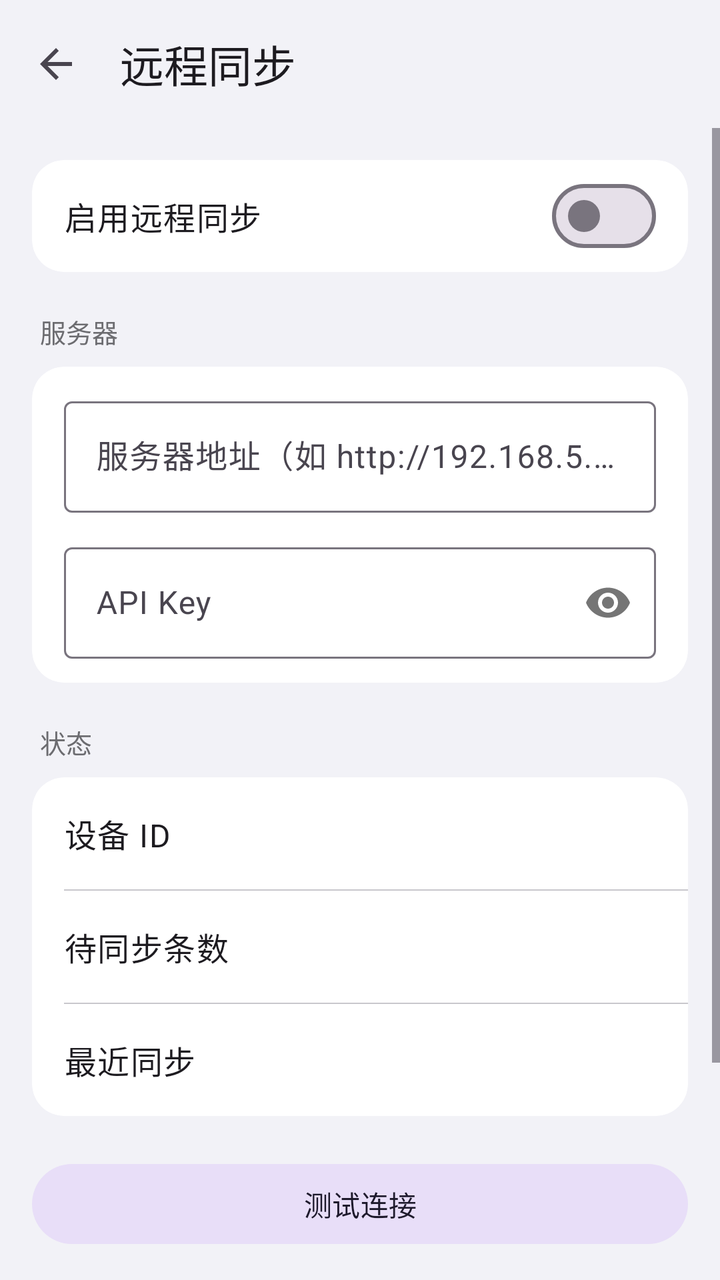
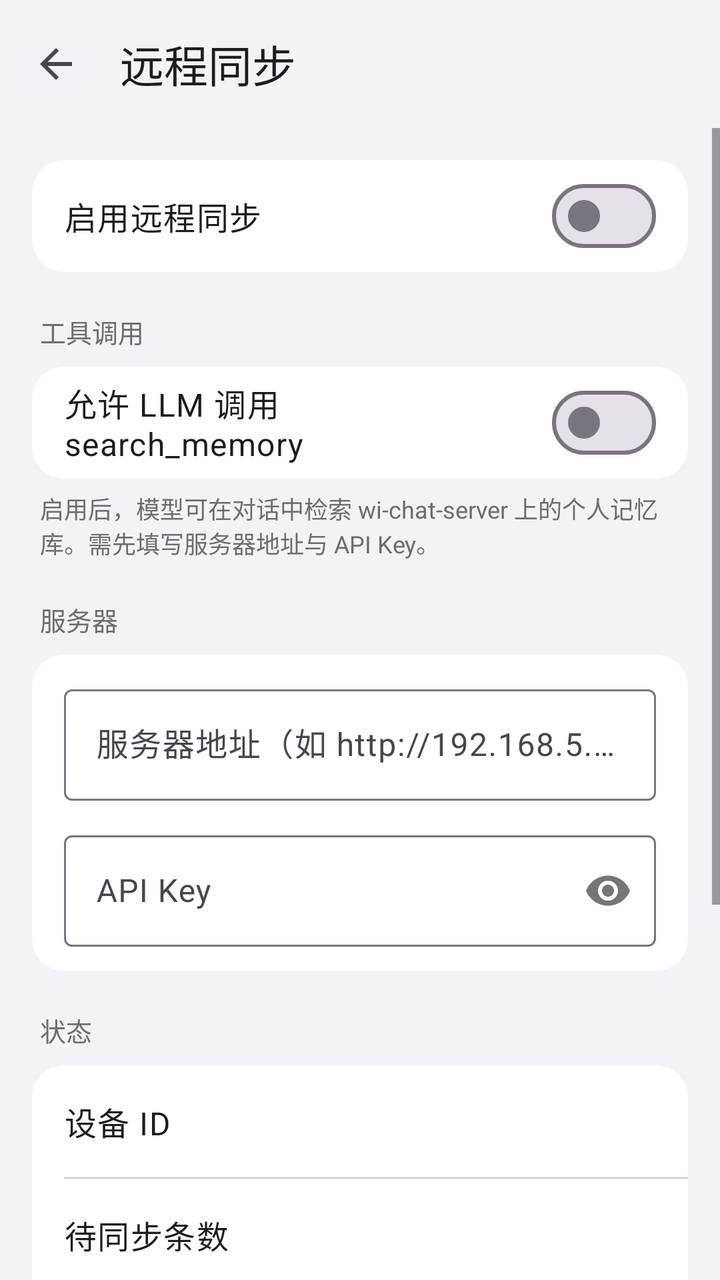

Two renders of the same Android screen: before a commit and after it. Below are the layout's source before the change and the commit's diff.
<!-- AndroidManifest.xml: activity theme Theme.AIChat -->
<!-- res/layout/activity_remote_sync_settings.xml -->
<?xml version="1.0" encoding="utf-8"?>
<LinearLayout xmlns:android="http://schemas.android.com/apk/res/android"
    xmlns:app="http://schemas.android.com/apk/res-auto"
    android:layout_width="match_parent"
    android:layout_height="match_parent"
    android:orientation="vertical"
    android:background="@color/ios_grouped_bg">

    <com.google.android.material.appbar.MaterialToolbar
        android:id="@+id/toolbar"
        android:layout_width="match_parent"
        android:layout_height="?attr/actionBarSize"
        android:background="@color/ios_grouped_bg"
        app:elevation="0dp"
        app:title="@string/remote_sync_settings"
        app:navigationIcon="?attr/homeAsUpIndicator" />

    <ScrollView
        android:layout_width="match_parent"
        android:layout_height="0dp"
        android:layout_weight="1"
        android:fillViewport="true">

        <LinearLayout
            android:layout_width="match_parent"
            android:layout_height="wrap_content"
            android:orientation="vertical"
            android:paddingBottom="32dp">

            
            <com.google.android.material.card.MaterialCardView
                android:layout_width="match_parent"
                android:layout_height="wrap_content"
                android:layout_marginStart="16dp"
                android:layout_marginEnd="16dp"
                android:layout_marginTop="16dp"
                app:cardElevation="0dp"
                app:cardBackgroundColor="@color/ios_cell_bg"
                app:cardCornerRadius="16dp"
                app:strokeWidth="0dp">

                <com.google.android.material.materialswitch.MaterialSwitch
                    android:id="@+id/switchRemoteSyncEnabled"
                    android:layout_width="match_parent"
                    android:layout_height="wrap_content"
                    android:minHeight="56dp"
                    android:paddingStart="16dp"
                    android:paddingEnd="16dp"
                    android:text="@string/remote_sync_enabled"
                    android:textAppearance="?attr/textAppearanceBodyLarge" />
            </com.google.android.material.card.MaterialCardView>

            
            <TextView
                android:layout_width="match_parent"
                android:layout_height="wrap_content"
                android:text="@string/remote_sync_server_section"
                android:textSize="13sp"
                android:textColor="@color/ios_section_label"
                android:paddingStart="20dp"
                android:paddingEnd="20dp"
                android:paddingTop="20dp"
                android:paddingBottom="8dp" />

            <com.google.android.material.card.MaterialCardView
                android:layout_width="match_parent"
                android:layout_height="wrap_content"
                android:layout_marginStart="16dp"
                android:layout_marginEnd="16dp"
                app:cardElevation="0dp"
                app:cardBackgroundColor="@color/ios_cell_bg"
                app:cardCornerRadius="16dp"
                app:strokeWidth="0dp">

                <LinearLayout
                    android:layout_width="match_parent"
                    android:layout_height="wrap_content"
                    android:orientation="vertical"
                    android:paddingStart="16dp"
                    android:paddingEnd="16dp"
                    android:paddingTop="12dp"
                    android:paddingBottom="12dp">

                    <com.google.android.material.textfield.TextInputLayout
                        android:layout_width="match_parent"
                        android:layout_height="wrap_content"
                        android:hint="@string/remote_sync_base_url_hint"
                        app:boxBackgroundMode="outline">

                        <com.google.android.material.textfield.TextInputEditText
                            android:id="@+id/editRemoteSyncBaseUrl"
                            android:layout_width="match_parent"
                            android:layout_height="wrap_content"
                            android:inputType="textUri"
                            android:singleLine="true" />
                    </com.google.android.material.textfield.TextInputLayout>

                    <com.google.android.material.textfield.TextInputLayout
                        android:layout_width="match_parent"
                        android:layout_height="wrap_content"
                        android:layout_marginTop="12dp"
                        android:hint="@string/remote_sync_api_key_hint"
                        app:boxBackgroundMode="outline"
                        app:passwordToggleEnabled="true">

                        <com.google.android.material.textfield.TextInputEditText
                            android:id="@+id/editRemoteSyncApiKey"
                            android:layout_width="match_parent"
                            android:layout_height="wrap_content"
                            android:inputType="textPassword"
                            android:singleLine="true" />
                    </com.google.android.material.textfield.TextInputLayout>

                </LinearLayout>
            </com.google.android.material.card.MaterialCardView>

            
            <TextView
                android:layout_width="match_parent"
                android:layout_height="wrap_content"
                android:text="@string/remote_sync_status_section"
                android:textSize="13sp"
                android:textColor="@color/ios_section_label"
                android:paddingStart="20dp"
                android:paddingEnd="20dp"
                android:paddingTop="20dp"
                android:paddingBottom="8dp" />

            <com.google.android.material.card.MaterialCardView
                android:layout_width="match_parent"
                android:layout_height="wrap_content"
                android:layout_marginStart="16dp"
                android:layout_marginEnd="16dp"
                app:cardElevation="0dp"
                app:cardBackgroundColor="@color/ios_cell_bg"
                app:cardCornerRadius="16dp"
                app:strokeWidth="0dp">

                <LinearLayout
                    android:layout_width="match_parent"
                    android:layout_height="wrap_content"
                    android:orientation="vertical">

                    <LinearLayout
                        android:layout_width="match_parent"
                        android:layout_height="wrap_content"
                        android:orientation="horizontal"
                        android:gravity="center_vertical"
                        android:paddingStart="16dp"
                        android:paddingEnd="16dp"
                        android:minHeight="56dp">
                        <TextView
                            android:layout_width="0dp"
                            android:layout_weight="1"
                            android:layout_height="wrap_content"
                            android:text="@string/remote_sync_device_id"
                            android:textAppearance="?attr/textAppearanceBodyLarge"
                            android:textColor="?attr/colorOnSurface" />
                        <TextView
                            android:id="@+id/textRemoteSyncDeviceId"
                            android:layout_width="wrap_content"
                            android:layout_height="wrap_content"
                            android:textAppearance="?attr/textAppearanceBodyMedium"
                            android:textColor="@color/ios_section_label" />
                    </LinearLayout>

                    <View
                        android:layout_width="match_parent"
                        android:layout_height="0.5dp"
                        android:layout_marginStart="16dp"
                        android:background="@color/ios_separator" />

                    <LinearLayout
                        android:layout_width="match_parent"
                        android:layout_height="wrap_content"
                        android:orientation="horizontal"
                        android:gravity="center_vertical"
                        android:paddingStart="16dp"
                        android:paddingEnd="16dp"
                        android:minHeight="56dp">
                        <TextView
                            android:layout_width="0dp"
                            android:layout_weight="1"
                            android:layout_height="wrap_content"
                            android:text="@string/remote_sync_pending_count"
                            android:textAppearance="?attr/textAppearanceBodyLarge"
                            android:textColor="?attr/colorOnSurface" />
                        <TextView
                            android:id="@+id/textRemoteSyncPending"
                            android:layout_width="wrap_content"
                            android:layout_height="wrap_content"
                            android:textAppearance="?attr/textAppearanceBodyMedium"
                            android:textColor="@color/ios_section_label" />
                    </LinearLayout>

                    <View
                        android:layout_width="match_parent"
                        android:layout_height="0.5dp"
                        android:layout_marginStart="16dp"
                        android:background="@color/ios_separator" />

                    <LinearLayout
                        android:layout_width="match_parent"
                        android:layout_height="wrap_content"
                        android:orientation="horizontal"
                        android:gravity="center_vertical"
                        android:paddingStart="16dp"
                        android:paddingEnd="16dp"
                        android:minHeight="56dp">
                        <TextView
                            android:layout_width="0dp"
                            android:layout_weight="1"
                            android:layout_height="wrap_content"
                            android:text="@string/remote_sync_last_synced"
                            android:textAppearance="?attr/textAppearanceBodyLarge"
                            android:textColor="?attr/colorOnSurface" />
                        <TextView
                            android:id="@+id/textRemoteSyncLastAt"
                            android:layout_width="wrap_content"
                            android:layout_height="wrap_content"
                            android:textAppearance="?attr/textAppearanceBodyMedium"
                            android:textColor="@color/ios_section_label" />
                    </LinearLayout>

                </LinearLayout>
            </com.google.android.material.card.MaterialCardView>

            <TextView
                android:id="@+id/textRemoteSyncLastError"
                android:layout_width="match_parent"
                android:layout_height="wrap_content"
                android:layout_marginStart="20dp"
                android:layout_marginEnd="20dp"
                android:layout_marginTop="6dp"
                android:textColor="@color/ios_destructive"
                android:textSize="12sp"
                android:visibility="gone" />

            
            <LinearLayout
                android:layout_width="match_parent"
                android:layout_height="wrap_content"
                android:orientation="vertical"
                android:layout_marginStart="16dp"
                android:layout_marginEnd="16dp"
                android:layout_marginTop="20dp">

                <com.google.android.material.button.MaterialButton
                    android:id="@+id/btnRemoteSyncTest"
                    android:layout_width="match_parent"
                    android:layout_height="wrap_content"
                    android:text="@string/remote_sync_test_connection"
                    style="@style/Widget.Material3.Button.TonalButton" />

                <com.google.android.material.button.MaterialButton
                    android:id="@+id/btnRemoteSyncRunNow"
                    android:layout_width="match_parent"
                    android:layout_height="wrap_content"
                    android:layout_marginTop="10dp"
                    android:text="@string/remote_sync_run_now" />

                <com.google.android.material.button.MaterialButton
                    android:id="@+id/btnRemoteSyncSave"
                    android:layout_width="match_parent"
                    android:layout_height="wrap_content"
                    android:layout_marginTop="10dp"
                    android:text="@string/save"
                    style="@style/Widget.Material3.Button.OutlinedButton" />
            </LinearLayout>

        </LinearLayout>
    </ScrollView>
</LinearLayout>
<!-- resources referenced by this layout -->
<resources>
  <color name="ios_cell_bg">#FFFFFF</color>
  <color name="ios_destructive">#FF3B30</color>
  <color name="ios_grouped_bg">#F2F2F7</color>
  <color name="ios_section_label">#6C6C70</color>
  <color name="ios_separator">#C8C7CC</color>
  <string name="remote_sync_api_key_hint">API Key</string>
  <string name="remote_sync_base_url_hint">服务器地址（如 http://192.168.5.7:8787）</string>
  <string name="remote_sync_device_id">设备 ID</string>
  <string name="remote_sync_enabled">启用远程同步</string>
  <string name="remote_sync_last_synced">最近同步</string>
  <string name="remote_sync_pending_count">待同步条数</string>
  <string name="remote_sync_run_now">立即同步</string>
  <string name="remote_sync_server_section">服务器</string>
  <string name="remote_sync_settings">远程同步</string>
  <string name="remote_sync_status_section">状态</string>
  <string name="remote_sync_test_connection">测试连接</string>
  <string name="save">保存</string>
  <style name="Theme.AIChat" parent="Theme.Material3.DayNight.NoActionBar">
          <item name="colorPrimary">@color/primary</item>
          <item name="colorPrimaryContainer">?attr/colorPrimaryLight</item>
          <item name="colorOnPrimary">@color/on_primary</item>
          <item name="colorSurface">@color/surface</item>
          <item name="colorPrimarySubtle">@color/primary_blue_subtle</item>
          <item name="colorPrimaryLight">@color/primary_blue_light</item>
          <item name="colorPrimaryDeep">@color/primary_blue_deep</item>
          <item name="materialAlertDialogTheme">@style/ThemeOverlay.AIChat.MaterialAlertDialog</item>
          <item name="alertDialogTheme">@style/ThemeOverlay.AIChat.MaterialAlertDialog</item>
      </style>
  <color name="primary">#1976D2</color>
  <color name="on_primary">#FFFFFF</color>
  <color name="surface">#FFFFFF</color>
  <color name="primary_blue_subtle">#F5FAFF</color>
  <color name="primary_blue_light">#E3F2FD</color>
  <color name="primary_blue_deep">#0D47A1</color>
  <style name="ThemeOverlay.AIChat.MaterialAlertDialog" parent="ThemeOverlay.Material3.MaterialAlertDialog">
          <item name="backgroundTint">@android:color/transparent</item>
          <item name="android:windowBackground">@drawable/bg_material_alert_dialog</item>
          <item name="colorSurface">@color/dialog_surface_bg</item>
          <item name="elevationOverlayEnabled">false</item>
          <item name="shapeAppearanceOverlay">@style/ShapeAppearance.AIChat.Dialog</item>
      </style>
  <color name="dialog_surface_bg">#FFFDFEFF</color>
  <style name="ShapeAppearance.AIChat.Dialog" parent="">
          <item name="cornerFamily">rounded</item>
          <item name="cornerSize">28dp</item>
      </style>
  <color name="glass_surface">#CCF2F2F7</color>
  <dimen name="dialog_glass_highlight_fade">120dp</dimen>
  <color name="glass_highlight_top">#30FFFFFF</color>
  <dimen name="dialog_glass_shadow_fade">160dp</dimen>
  <color name="glass_shadow_bottom">#10000000</color>
  <color name="glass_stroke">#40FFFFFF</color>
  <!-- unchanged entries left out for length: 1 -->
</resources>

<!-- the commit's change to res/layout/activity_remote_sync_settings.xml (unified diff, before → after) -->
@@ -54,6 +54,49 @@
             <TextView
                 android:layout_width="match_parent"
                 android:layout_height="wrap_content"
+                android:text="@string/remote_sync_tools_section"
+                android:textSize="13sp"
+                android:textColor="@color/ios_section_label"
+                android:paddingStart="20dp"
+                android:paddingEnd="20dp"
+                android:paddingTop="20dp"
+                android:paddingBottom="8dp" />
+
+            <com.google.android.material.card.MaterialCardView
+                android:layout_width="match_parent"
+                android:layout_height="wrap_content"
+                android:layout_marginStart="16dp"
+                android:layout_marginEnd="16dp"
+                app:cardElevation="0dp"
+                app:cardBackgroundColor="@color/ios_cell_bg"
+                app:cardCornerRadius="16dp"
+                app:strokeWidth="0dp">
+
+                <com.google.android.material.materialswitch.MaterialSwitch
+                    android:id="@+id/switchSearchMemoryTool"
+                    android:layout_width="match_parent"
+                    android:layout_height="wrap_content"
+                    android:minHeight="56dp"
+                    android:paddingStart="16dp"
+                    android:paddingEnd="16dp"
+                    android:text="@string/remote_sync_tool_search_memory"
+                    android:textAppearance="?attr/textAppearanceBodyLarge" />
+            </com.google.android.material.card.MaterialCardView>
+
+            <TextView
+                android:layout_width="match_parent"
+                android:layout_height="wrap_content"
+                android:layout_marginStart="20dp"
+                android:layout_marginEnd="20dp"
+                android:layout_marginTop="6dp"
+                android:text="@string/remote_sync_tool_search_memory_hint"
+                android:textSize="12sp"
+                android:textColor="@color/ios_section_label" />
+
+            
+            <TextView
+                android:layout_width="match_parent"
+                android:layout_height="wrap_content"
                 android:text="@string/remote_sync_server_section"
                 android:textSize="13sp"
                 android:textColor="@color/ios_section_label"
<!-- resource entries referenced after the edit -->
@@ -16,6 +16,9 @@
   <string name="remote_sync_settings">远程同步</string>
   <string name="remote_sync_status_section">状态</string>
   <string name="remote_sync_test_connection">测试连接</string>
+  <string name="remote_sync_tool_search_memory">允许 LLM 调用 search_memory</string>
+  <string name="remote_sync_tool_search_memory_hint">启用后，模型可在对话中检索 wi-chat-server 上的个人记忆库。需先填写服务器地址与 API Key。</string>
+  <string name="remote_sync_tools_section">工具调用</string>
   <string name="save">保存</string>
   <style name="Theme.AIChat" parent="Theme.Material3.DayNight.NoActionBar">
           <item name="colorPrimary">@color/primary</item>
